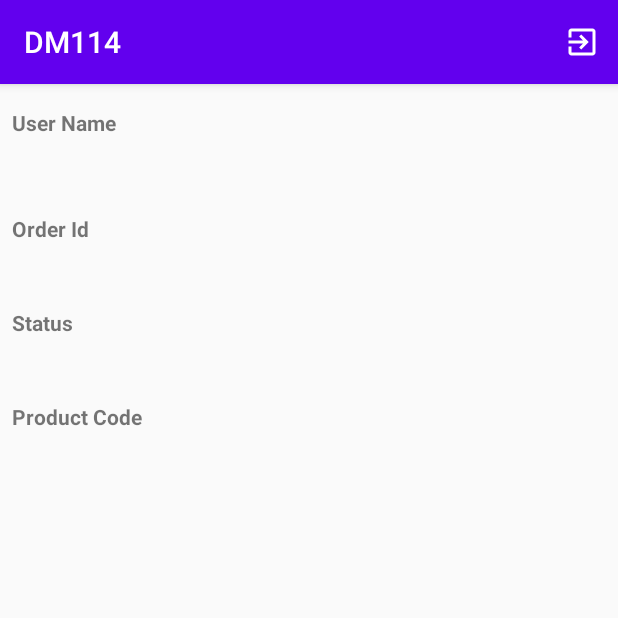
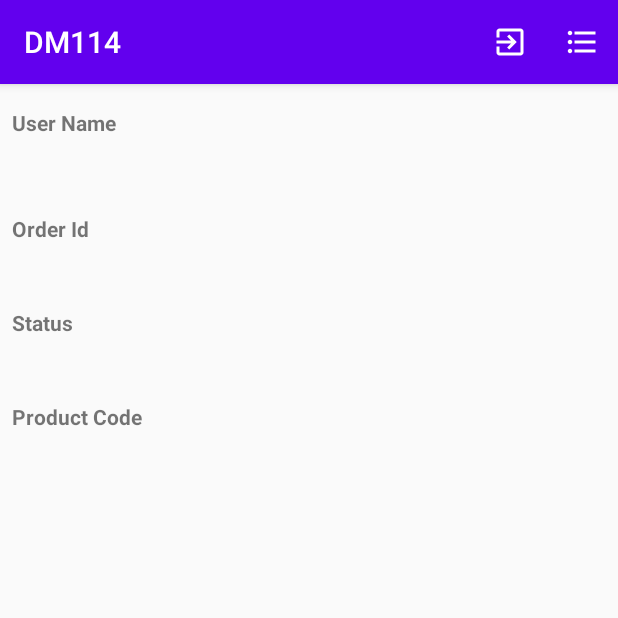
Before and after one commit to tidanilocarvalho/DM114, an Android app: the OrderDetailInfoFragment screen opened directly, with no data from a screen before it, on a phone screen of 412 x 824 dp, the top half of it. Run offline under Robolectric (Android 15) with nearby library versions, the phone set to English and light mode, and no system bars; our stand-ins replace Firebase (no records; nobody signed in at launch, a user with empty details on screens opened directly), data binding; libraries missing offline, so code that uses them is left out: com.firebase.ui; 1 statement that could not run was skipped.

Commit message:
Add button List to main Menu

```diff
--- a/dm114/app/src/main/java/br/com/danilo/projectdm114/MainActivity.kt
+++ b/dm114/app/src/main/java/br/com/danilo/projectdm114/MainActivity.kt
@@ -86,6 +86,11 @@ class MainActivity : AppCompatActivity() {
 
     override fun onOptionsItemSelected(item: MenuItem): Boolean {
         return when (item.itemId) {
+            R.id.nav_order_detail_list -> {
+                //TODO: implement
+                return true
+            }
+
             R.id.nav_sign_out -> {
                 AuthUI.getInstance()
                     .signOut(this)
--- /dev/null
+++ b/dm114/app/src/main/res/drawable/ic_format_list_bulleted_black_24dp.xml
@@ -0,0 +1,5 @@
+<vector android:height="24dp" android:tint="#FFFFFF"
+    android:viewportHeight="24.0" android:viewportWidth="24.0"
+    android:width="24dp" xmlns:android="http://schemas.android.com/apk/res/android">
+    <path android:fillColor="#FF000000" android:pathData="M4,10.5c-0.83,0 -1.5,0.67 -1.5,1.5s0.67,1.5 1.5,1.5 1.5,-0.67 1.5,-1.5 -0.67,-1.5 -1.5,-1.5zM4,4.5c-0.83,0 -1.5,0.67 -1.5,1.5S3.17,7.5 4,7.5 5.5,6.83 5.5,6 4.83,4.5 4,4.5zM4,16.5c-0.83,0 -1.5,0.68 -1.5,1.5s0.68,1.5 1.5,1.5 1.5,-0.68 1.5,-1.5 -0.67,-1.5 -1.5,-1.5zM7,19h14v-2L7,17v2zM7,13h14v-2L7,11v2zM7,5v2h14L21,5L7,5z"/>
+</vector>
--- a/dm114/app/src/main/res/menu/main_menu.xml
+++ b/dm114/app/src/main/res/menu/main_menu.xml
@@ -6,4 +6,10 @@
         android:icon="@drawable/ic_exit_to_app_black_24dp"
         android:title="@string/sign_out"
         app:showAsAction="always" />
+
+    <item
+        android:id="@+id/nav_order_detail_list"
+        android:icon="@drawable/ic_format_list_bulleted_black_24dp"
+        android:title="@string/list"
+        app:showAsAction="always" />
 </menu>
--- a/dm114/app/src/main/res/values/strings.xml
+++ b/dm114/app/src/main/res/values/strings.xml
@@ -7,4 +7,5 @@
     <string name="order_id">Order Id</string>
     <string name="status">Status</string>
     <string name="product_code">Product Code</string>
+    <string name="list">List</string>
 </resources>
```
